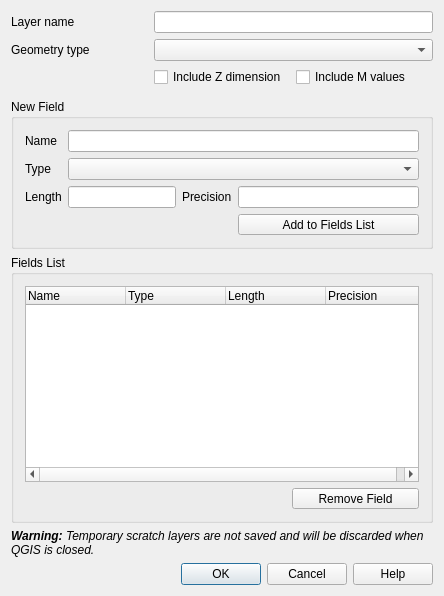
nextgis/nextgisqgis, file src/ui/qgsnewmemorylayerdialogbase.ui: the form before one commit.
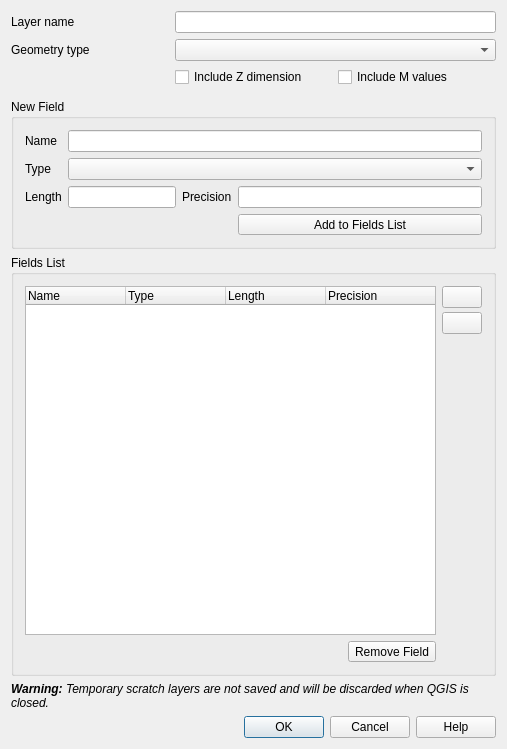
The form after the commit. Icons and pictures are not drawn. Custom widgets are drawn as their Qt base class.

Patch:
```diff
--- a/src/ui/qgsnewmemorylayerdialogbase.ui
+++ b/src/ui/qgsnewmemorylayerdialogbase.ui
@@ -6,8 +6,8 @@
    <rect>
     <x>0</x>
     <y>0</y>
-    <width>444</width>
-    <height>596</height>
+    <width>507</width>
+    <height>749</height>
    </rect>
   </property>
   <property name="sizePolicy">
@@ -143,8 +143,62 @@
      <property name="title">
       <string>Fields List</string>
      </property>
-     <layout class="QGridLayout" name="_3">
-      <item row="2" column="0" colspan="3">
+     <layout class="QGridLayout" name="_3" columnstretch="1,0,0">
+      <item row="0" column="2">
+       <layout class="QVBoxLayout" name="pushBtnBox_2" stretch="0,0,1">
+        <property name="spacing">
+         <number>4</number>
+        </property>
+        <item>
+         <widget class="QPushButton" name="mButtonUp">
+          <property name="maximumSize">
+           <size>
+            <width>50</width>
+            <height>16777215</height>
+           </size>
+          </property>
+          <property name="toolTip">
+           <string>Move up</string>
+          </property>
+          <property name="icon">
+           <iconset resource="../../images/images.qrc">
+            <normaloff>:/images/themes/default/mActionArrowUp.svg</normaloff>:/images/themes/default/mActionArrowUp.svg</iconset>
+          </property>
+         </widget>
+        </item>
+        <item>
+         <widget class="QPushButton" name="mButtonDown">
+          <property name="maximumSize">
+           <size>
+            <width>50</width>
+            <height>16777215</height>
+           </size>
+          </property>
+          <property name="toolTip">
+           <string>Move down</string>
+          </property>
+          <property name="icon">
+           <iconset resource="../../images/images.qrc">
+            <normaloff>:/images/themes/default/mActionArrowDown.svg</normaloff>:/images/themes/default/mActionArrowDown.svg</iconset>
+          </property>
+         </widget>
+        </item>
+        <item>
+         <spacer name="verticalSpacer_2">
+          <property name="orientation">
+           <enum>Qt::Orientation::Vertical</enum>
+          </property>
+          <property name="sizeHint" stdset="0">
+           <size>
+            <width>0</width>
+            <height>0</height>
+           </size>
+          </property>
+         </spacer>
+        </item>
+       </layout>
+      </item>
+      <item row="0" column="0" colspan="2">
        <widget class="QTreeWidget" name="mAttributeView">
         <property name="sizePolicy">
          <sizepolicy hsizetype="Expanding" vsizetype="Expanding">
@@ -183,7 +237,7 @@
         </column>
        </widget>
       </item>
-      <item row="3" column="2">
+      <item row="1" column="1">
        <widget class="QToolButton" name="mRemoveAttributeButton">
         <property name="sizePolicy">
          <sizepolicy hsizetype="Preferred" vsizetype="Fixed">
```
Left out of the diff: 113 changed lines with no effect on the pictures.
